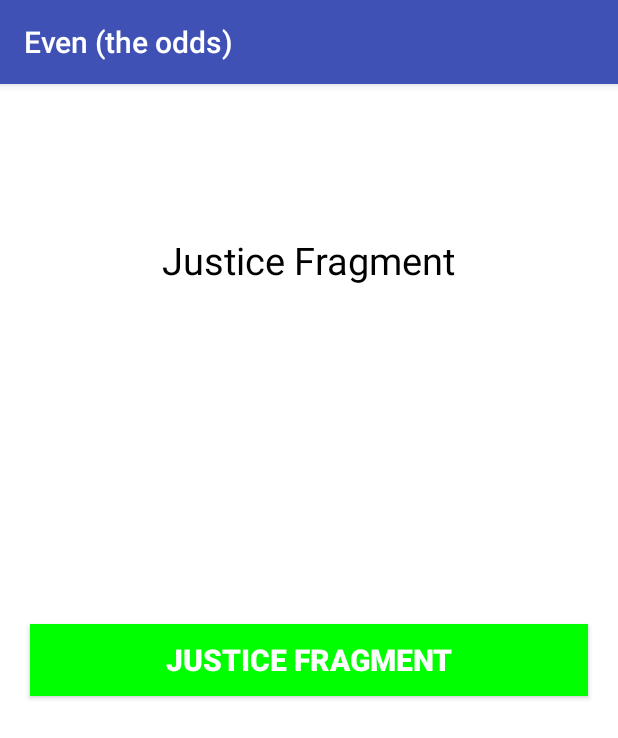
After one commit to dialectek/EvenTheOdds, an Android app: the fragment JusticeFragment placed in its activity, on a phone screen of 412 x 824 dp. The commit adds this screen. Shown: the top 738 px of the screen. Run offline under Robolectric (Android 15) with nearby library versions, the phone set to English and light mode, and no system bars.

Commit message:
Justice fragment

```diff
--- /dev/null
+++ b/AndroidStudio/EvenTheOdds/app/src/main/java/com/dialectek/even_the_odds/JusticeFragment.java
@@ -0,0 +1,30 @@
+package com.dialectek.even_the_odds;
+
+import android.app.Fragment;
+import android.os.Bundle;
+import android.view.LayoutInflater;
+import android.view.View;
+import android.view.ViewGroup;
+import android.widget.Button;
+import android.widget.Toast;
+
+public class JusticeFragment extends Fragment {
+
+
+    View view;
+    Button justiceButton;
+
+    @Override
+    public View onCreateView(LayoutInflater inflater, ViewGroup container,
+                             Bundle savedInstanceState) {
+        view = inflater.inflate(R.layout.justice_fragment, container, false);
+        justiceButton = (Button) view.findViewById(R.id.button_justice);
+        justiceButton.setOnClickListener(new View.OnClickListener() {
+            @Override
+            public void onClick(View v) {
+                Toast.makeText(getActivity(), "Justice Fragment", Toast.LENGTH_LONG).show();
+            }
+        });
+        return view;
+    }
+}
--- a/AndroidStudio/EvenTheOdds/app/src/main/java/com/dialectek/even_the_odds/MainActivity.java
+++ b/AndroidStudio/EvenTheOdds/app/src/main/java/com/dialectek/even_the_odds/MainActivity.java
@@ -3,6 +3,9 @@
 package com.dialectek.even_the_odds;
 
 import android.Manifest;
+import android.app.Fragment;
+import android.app.FragmentManager;
+import android.app.FragmentTransaction;
 import android.content.pm.PackageManager;
 import android.content.res.Resources;
 import android.graphics.Color;
@@ -353,6 +356,16 @@ public final class MainActivity extends AppCompatActivity {
                                         }
         );
 
+        // Justice.
+        Button justiceButton = (Button) findViewById(R.id.button_justice);
+        justiceButton.setWidth(buttonWidth);
+        justiceButton.setOnClickListener(new View.OnClickListener() {
+            @Override
+            public void onClick(View v) {
+                loadFragment(new JusticeFragment());
+            }
+        });
+
         mTextLog = (TextView) findViewById(R.id.text_log);
         mPlayButton = (Button) findViewById(R.id.button_play);
         mPlayButton.setEnabled(false);
@@ -645,4 +658,12 @@ public final class MainActivity extends AppCompatActivity {
         logMessage("Total storage=" + Formatter.formatFileSize(this, getTotalStorage()) + ".");
     }
 
+    // Load a fragment.
+    private void loadFragment(Fragment fragment) {
+        FragmentManager fm = getFragmentManager();
+        FragmentTransaction fragmentTransaction = fm.beginTransaction();
+        fragmentTransaction.replace(R.id.frameLayout, fragment);
+        fragmentTransaction.addToBackStack(null);
+        fragmentTransaction.commit();
+    }
 }
--- a/AndroidStudio/EvenTheOdds/app/src/main/res/layout/activity_main.xml
+++ b/AndroidStudio/EvenTheOdds/app/src/main/res/layout/activity_main.xml
@@ -1,6 +1,16 @@
 <?xml version="1.0" encoding="utf-8"?>
 
 <LinearLayout xmlns:android="http://schemas.android.com/apk/res/android"
+              android:layout_width="match_parent"
+              android:layout_height="match_parent"
+              android:orientation="vertical">
+
+   <FrameLayout
+        android:id="@+id/frameLayout"
+        android:layout_width="match_parent"
+        android:layout_height="match_parent">
+
+     <LinearLayout
           android:layout_width="match_parent"
           android:layout_height="match_parent"
           android:orientation="vertical">
@@ -47,6 +57,15 @@
                     android:background="@drawable/button_rounded"
                     android:layout_weight="1"
                     android:text="Delete recordings"/>
+
+            <Button
+                    android:id="@+id/button_justice"
+                    android:layout_width="wrap_content"
+                    android:layout_height="wrap_content"
+                    android:layout_marginBottom="8dp"
+                    android:background="@drawable/button_rounded"
+                    android:layout_weight="1"
+                    android:text="Justice"/>
 
         </LinearLayout>
 
@@ -119,3 +138,7 @@
         </LinearLayout>
 
       </LinearLayout>
+
+   </FrameLayout>
+
+</LinearLayout>
--- /dev/null
+++ b/AndroidStudio/EvenTheOdds/app/src/main/res/layout/justice_fragment.xml
@@ -0,0 +1,31 @@
+<RelativeLayout xmlns:android="http://schemas.android.com/apk/res/android"
+    xmlns:tools="http://schemas.android.com/tools"
+    android:layout_width="match_parent"
+    android:layout_height="match_parent"
+    android:background="@color/white"
+    android:orientation="vertical"
+    tools:context="com.dialectek.even_the_odds.JusticeFragment">
+
+    <TextView
+        android:layout_width="wrap_content"
+        android:layout_height="wrap_content"
+        android:layout_centerHorizontal="true"
+        android:layout_marginTop="100dp"
+        android:text="Justice Fragment"
+        android:textColor="@color/black"
+        android:textSize="25sp" />
+
+    <Button
+        android:id="@+id/button_justice"
+        android:layout_width="fill_parent"
+        android:layout_height="wrap_content"
+        android:layout_centerInParent="true"
+        android:layout_marginLeft="20dp"
+        android:layout_marginRight="20dp"
+        android:background="@color/green"
+        android:text="Justice Fragment"
+        android:textColor="@color/white"
+        android:textSize="20sp"
+        android:textStyle="bold" />
+
+</RelativeLayout>
--- a/AndroidStudio/EvenTheOdds/app/src/main/res/values/colors.xml
+++ b/AndroidStudio/EvenTheOdds/app/src/main/res/values/colors.xml
@@ -3,4 +3,8 @@
     <color name="colorPrimary">#3F51B5</color>
     <color name="colorPrimaryDark">#303F9F</color>
     <color name="colorAccent">#FF4081</color>
+    <color name="black">#000</color>
+    <color name="green">#0f0</color>
+    <color name="white">#fff</color>
+    <color name="button_background_color">#925</color>
 </resources>
```
Lines whose indentation alone changed are shown as unchanged.
